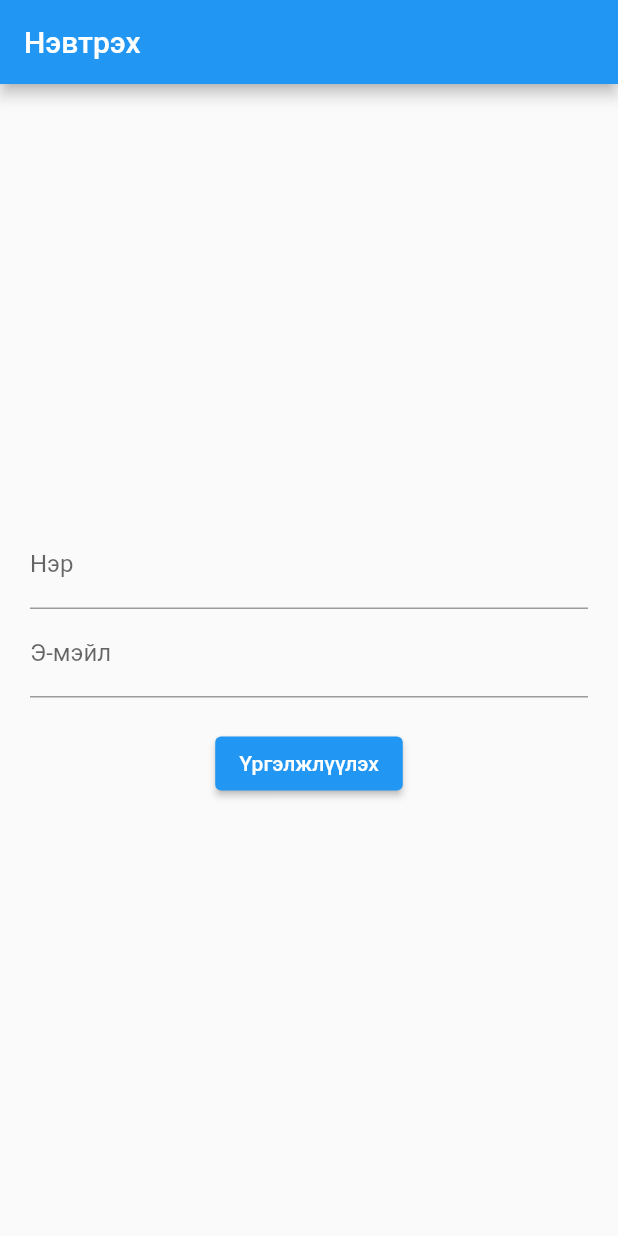
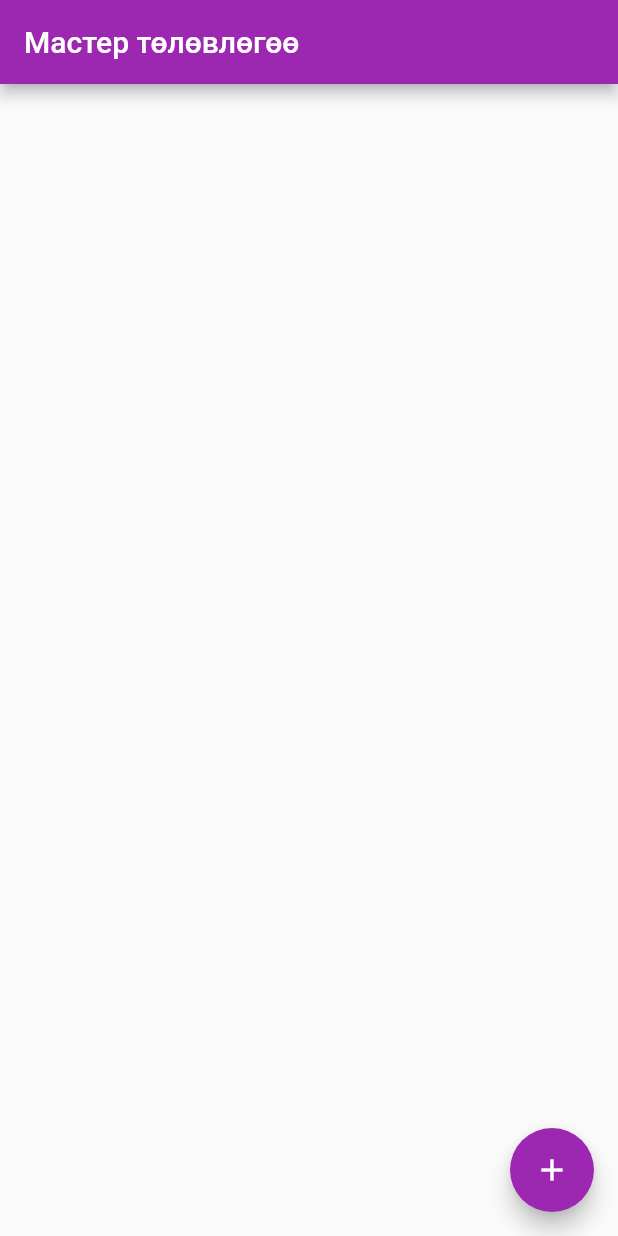
Before and after one commit to atuvshinjargal/Mobile_course, a Flutter app: the screen it shows after launch, on a phone screen of 412 x 824 dp. Run offline on Flutter 3.47's test engine with Material 2 defaults, Android fonts, the phone set to English and light mode, and no system bars; our stand-ins replace google_fonts; missing offline and left inert: dart:ffi.

Commit message:
master plan

```diff
--- a/lib/login_screen.dart
+++ b/lib/login_screen.dart
@@ -4,7 +4,7 @@ import 'package:flutter/material.dart';
 import 'package:flutter/src/foundation/key.dart';
 import 'package:flutter/src/widgets/framework.dart';
 
-import 'model/user.dart';
+import 'models/user.dart';
 import 'stopwatch.dart';
 
 class LoginScreen extends StatefulWidget {
--- a/lib/main.dart
+++ b/lib/main.dart
@@ -4,6 +4,7 @@ import 'package:myapp/e_commerce_screen.dart';
 import 'package:myapp/flex_screen.dart';
 import 'package:myapp/login_screen.dart';
 import 'package:myapp/profile_screen.dart';
+import 'package:myapp/view/plan_screen.dart';
 
 import 'stopwatch.dart';
 //import 'basic_screen.dart';
@@ -19,12 +20,14 @@ class MyApp extends StatelessWidget {
   @override
   Widget build(BuildContext context) {
     return MaterialApp(
-      routes: {
+      theme: ThemeData(primarySwatch: Colors.purple),
+      home: PlanScreen(),
+/*       routes: {
         '/': (context) => const LoginScreen(),
         LoginScreen.route: (context) => const LoginScreen(),
         StopWatch.route: (context) => const StopWatch(),
       },
-      initialRoute: '/',
+      initialRoute: '/', */
     );
   }
 }
--- /dev/null
+++ b/lib/models/data_layer.dart
@@ -0,0 +1,2 @@
+export 'plan.dart';
+export 'task.dart';
--- /dev/null
+++ b/lib/models/plan.dart
@@ -0,0 +1,6 @@
+import 'task.dart';
+
+class Plan {
+  String name = '';
+  final List<Task> tasks = [];
+}
--- /dev/null
+++ b/lib/models/task.dart
@@ -0,0 +1,8 @@
+class Task {
+  String description; //tailbar
+  bool complete;
+  Task({
+    this.complete = false,
+    this.description = '',
+  });
+}
--- a/lib/stopwatch.dart
+++ b/lib/stopwatch.dart
@@ -2,7 +2,7 @@ import 'dart:async';
 import 'dart:ffi';
 import 'package:flutter/material.dart';
 
-import 'model/user.dart';
+import 'models/user.dart';
 import 'platform_alert.dart';
 
 class StopWatch extends StatefulWidget {
--- /dev/null
+++ b/lib/view/plan_screen.dart
@@ -0,0 +1,78 @@
+import '../models/data_layer.dart';
+import 'package:flutter/material.dart';
+
+class PlanScreen extends StatefulWidget {
+  const PlanScreen({Key? key}) : super(key: key);
+
+  @override
+  State<PlanScreen> createState() => _PlanScreenState();
+}
+
+class _PlanScreenState extends State<PlanScreen> {
+  final plan = Plan();
+  late ScrollController scrollController;
+  @override
+  void initState() {
+    super.initState();
+    scrollController = ScrollController()
+      ..addListener(() {
+        FocusScope.of(context).requestFocus(FocusNode());
+      });
+  }
+
+  @override
+  void dispose() {
+    scrollController.dispose();
+    super.dispose();
+  }
+
+  @override
+  Widget build(BuildContext context) {
+    return Scaffold(
+      appBar: AppBar(
+        title: Text('Мастер төлөвлөгөө'),
+      ),
+      body: _buildList(),
+      floatingActionButton: _buildAddTaskButton(),
+    );
+  }
+
+  Widget _buildList() {
+    return ListView.builder(
+      controller: scrollController,
+      itemCount: plan.tasks.length,
+      itemBuilder: ((context, index) => _buildTaskTitle(plan.tasks[index])),
+    );
+  }
+
+  Widget _buildAddTaskButton() {
+    return FloatingActionButton(
+      onPressed: () {
+        setState(() {
+          plan.tasks.add(Task());
+        });
+      },
+      child: Icon(Icons.add),
+    );
+  }
+
+  Widget _buildTaskTitle(Task task) {
+    return ListTile(
+      leading: Checkbox(
+        value: task.complete,
+        onChanged: (value) {
+          setState(() {
+            task.complete = value!; //null check, null baival false
+          });
+        },
+      ),
+      title: TextField(
+        onChanged: (text) {
+          setState(() {
+            task.description = text;
+          });
+        },
+      ),
+    );
+  }
+}
```
Also changed, not shown: lib/models/user.dart (renamed from lib/model/user.dart).
